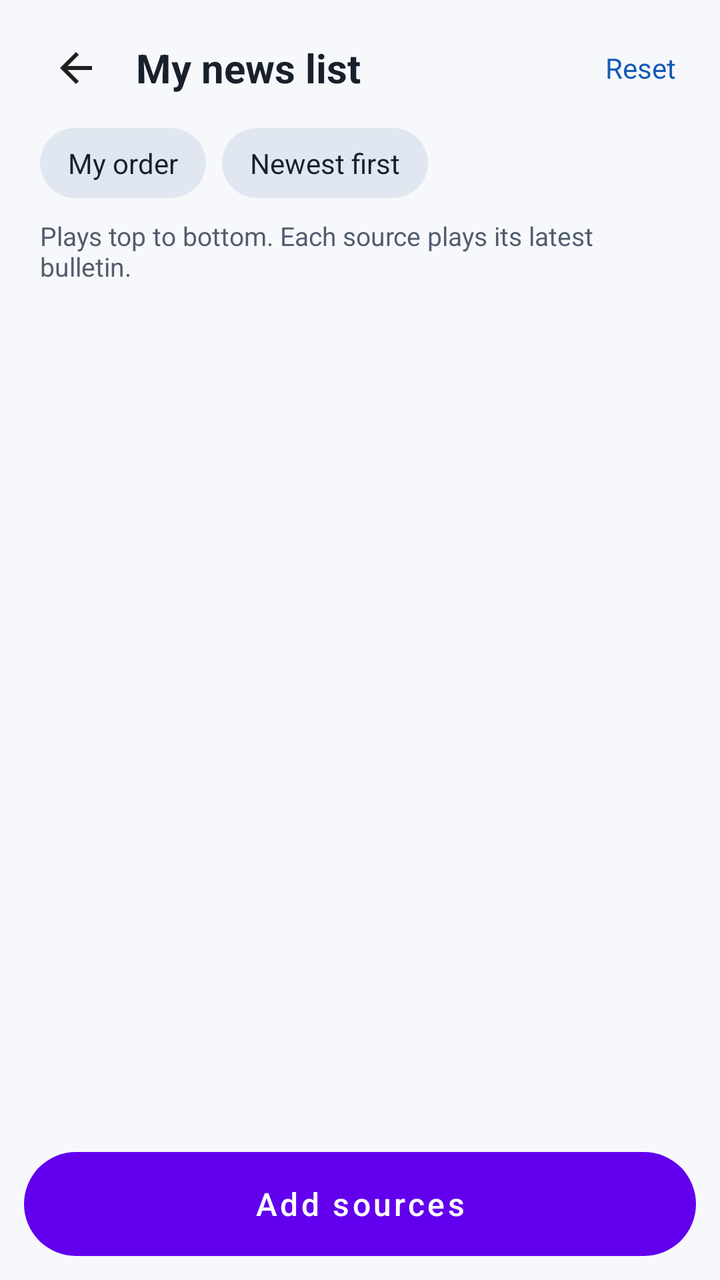
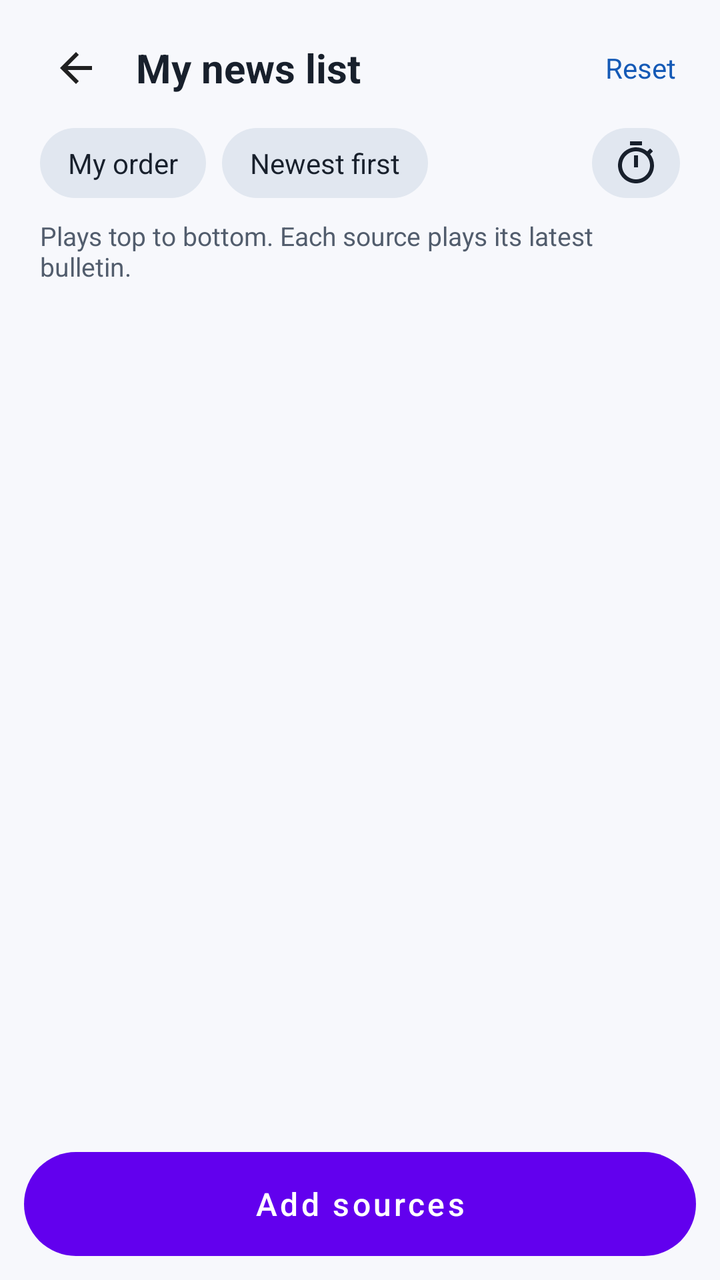

The first picture is an Android layout as it rendered before a commit; the second is the same layout after the commit. The layout source and the unified diff follow.
<!-- AndroidManifest.xml: fallback theme Theme.MaterialComponents.DayNight.NoActionBar -->
<!-- res/layout/activity_edit.xml -->
<?xml version="1.0" encoding="utf-8"?>
<FrameLayout xmlns:android="http://schemas.android.com/apk/res/android"
    android:layout_width="match_parent"
    android:layout_height="match_parent"
    android:background="@color/background"
    android:fitsSystemWindows="true">

<LinearLayout
    android:layout_width="match_parent"
    android:layout_height="match_parent"
    android:orientation="vertical"
    android:paddingLeft="12dp"
    android:paddingRight="12dp"
    android:paddingTop="8dp"
    android:paddingBottom="12dp">

    <LinearLayout
        android:layout_width="match_parent"
        android:layout_height="wrap_content"
        android:gravity="center_vertical"
        android:orientation="horizontal">
        <ImageButton
            android:id="@+id/back"
            style="@style/ControlButton"
            android:src="@drawable/ic_back"
            android:contentDescription="@string/back" />
        <TextView
            android:layout_width="0dp"
            android:layout_height="wrap_content"
            android:layout_weight="1"
            android:layout_marginLeft="4dp"
            android:textColor="@color/primary"
            android:textSize="20sp"
            android:textStyle="bold"
            android:text="@string/my_list" />
        <TextView
            android:id="@+id/reset"
            android:layout_width="wrap_content"
            android:layout_height="wrap_content"
            android:background="?android:attr/selectableItemBackground"
            android:padding="10dp"
            android:textColor="@color/accent"
            android:textSize="14sp"
            android:text="@string/reset" />
    </LinearLayout>

    <LinearLayout
        android:layout_width="match_parent"
        android:layout_height="wrap_content"
        android:orientation="horizontal"
        android:paddingLeft="8dp"
        android:paddingRight="8dp"
        android:paddingTop="4dp"
        android:paddingBottom="10dp">
        <TextView
            android:id="@+id/order_mine"
            style="@style/OrderChip"
            android:text="@string/order_mine" />
        <TextView
            android:id="@+id/order_newest"
            style="@style/OrderChip"
            android:layout_marginLeft="8dp"
            android:text="@string/order_newest" />
    </LinearLayout>

    <TextView
        android:id="@+id/hint"
        android:layout_width="match_parent"
        android:layout_height="wrap_content"
        android:paddingLeft="8dp"
        android:paddingRight="8dp"
        android:paddingBottom="8dp"
        android:textColor="@color/secondary"
        android:textSize="13sp"
        android:text="@string/edit_hint" />

    <ListView
        android:id="@+id/list"
        android:layout_width="match_parent"
        android:layout_height="0dp"
        android:layout_weight="1"
        android:divider="@color/surface"
        android:dividerHeight="1dp" />

    <Button
        android:id="@+id/add"
        android:layout_width="match_parent"
        android:layout_height="52dp"
        android:layout_marginTop="12dp"
        android:background="@drawable/bg_add"
        android:stateListAnimator="@null"
        android:textAllCaps="false"
        android:textColor="#FFFFFFFF"
        android:textSize="16sp"
        android:text="@string/add_sources" />
</LinearLayout>
</FrameLayout>
<!-- resources referenced by this layout -->
<resources>
  <color name="accent">#155AB6</color>
  <color name="background">#F7F8FC</color>
  <color name="primary">#18202C</color>
  <color name="secondary">#525D6D</color>
  <color name="surface">#E1E7F0</color>
  <!-- drawable bg_add (drawable) -->
  <?xml version="1.0" encoding="utf-8"?>
  <ripple xmlns:android="http://schemas.android.com/apk/res/android" android:color="#40FFFFFF">
      <item>
          <shape android:shape="rectangle">
              <corners android:radius="26dp" />
              <solid android:color="#FF1A73E8" />
          </shape>
      </item>
  </ripple>
  <!-- drawable ic_back (drawable) -->
  <?xml version="1.0" encoding="utf-8"?>
  <vector xmlns:android="http://schemas.android.com/apk/res/android"
      android:width="24dp" android:height="24dp"
      android:viewportWidth="24" android:viewportHeight="24">
      <path android:fillColor="?android:attr/textColorPrimary" android:pathData="M20,11H7.83l5.59,-5.59L12,4l-8,8 8,8 1.41,-1.41L7.83,13H20v-2z" />
  </vector>
  <string name="add_sources">"Add sources"</string>
  <string name="back">"Back"</string>
  <string name="edit_hint">"Plays top to bottom. Each source plays its latest bulletin."</string>
  <string name="my_list">"My news list"</string>
  <string name="order_mine">"My order"</string>
  <string name="order_newest">"Newest first"</string>
  <string name="reset">"Reset"</string>
  <style name="ControlButton">
          <item name="android:layout_width">52dp</item>
          <item name="android:layout_height">52dp</item>
          <item name="android:padding">12dp</item>
          <item name="android:scaleType">centerInside</item>
          <item name="android:background">?android:attr/selectableItemBackgroundBorderless</item>
      </style>
  <style name="OrderChip">
          <item name="android:layout_width">wrap_content</item>
          <item name="android:layout_height">wrap_content</item>
          <item name="android:background">@drawable/bg_toggle</item>
          <item name="android:paddingLeft">14dp</item>
          <item name="android:paddingRight">14dp</item>
          <item name="android:paddingTop">8dp</item>
          <item name="android:paddingBottom">8dp</item>
          <item name="android:textColor">@color/chip_text</item>
          <item name="android:textSize">14sp</item>
      </style>
  <!-- drawable bg_toggle (drawable) -->
  <?xml version="1.0" encoding="utf-8"?>
  <ripple xmlns:android="http://schemas.android.com/apk/res/android" android:color="#40FFFFFF">
      <item>
          <selector>
              <item android:state_selected="true">
                  <shape android:shape="rectangle">
                      <corners android:radius="18dp" />
                      <solid android:color="#FF1A73E8" />
                  </shape>
              </item>
              <item>
                  <shape android:shape="rectangle">
                      <corners android:radius="18dp" />
                      <solid android:color="@color/surface" />
                  </shape>
              </item>
          </selector>
      </item>
  </ripple>
</resources>

<!-- the commit's change to res/layout/activity_edit.xml (unified diff, before → after) -->
@@ -52,15 +52,34 @@
         android:paddingRight="8dp"
         android:paddingTop="4dp"
         android:paddingBottom="10dp">
-        <TextView
-            android:id="@+id/order_mine"
-            style="@style/OrderChip"
-            android:text="@string/order_mine" />
-        <TextView
-            android:id="@+id/order_newest"
-            style="@style/OrderChip"
+        
+        <LinearLayout
+            android:layout_width="0dp"
+            android:layout_height="wrap_content"
+            android:layout_weight="1"
+            android:orientation="horizontal">
+            <TextView
+                android:id="@+id/order_mine"
+                style="@style/OrderChip"
+                android:text="@string/order_mine" />
+            <TextView
+                android:id="@+id/order_newest"
+                style="@style/OrderChip"
+                android:layout_marginLeft="8dp"
+                android:text="@string/order_newest" />
+        </LinearLayout>
+        <ImageView
+            android:id="@+id/length_filter"
+            android:layout_width="44dp"
+            android:layout_height="match_parent"
             android:layout_marginLeft="8dp"
-            android:text="@string/order_newest" />
+            android:background="@drawable/bg_toggle"
+            android:paddingLeft="10dp"
+            android:paddingRight="10dp"
+            android:scaleType="centerInside"
+            android:src="@drawable/ic_length"
+            android:tint="@color/chip_text"
+            android:contentDescription="@string/length_filter" />
     </LinearLayout>
 
     <TextView
<!-- resource entries referenced after the edit -->
@@ -22,9 +22,17 @@
       android:viewportWidth="24" android:viewportHeight="24">
       <path android:fillColor="?android:attr/textColorPrimary" android:pathData="M20,11H7.83l5.59,-5.59L12,4l-8,8 8,8 1.41,-1.41L7.83,13H20v-2z" />
   </vector>
+  <!-- drawable ic_length (drawable) -->
+  <?xml version="1.0" encoding="utf-8"?>
+  <vector xmlns:android="http://schemas.android.com/apk/res/android"
+      android:width="24dp" android:height="24dp"
+      android:viewportWidth="24" android:viewportHeight="24">
+      <path android:fillColor="#FFFFFFFF" android:pathData="M15,1H9v2h6V1zM11,14h2V8h-2v6zM19.03,7.39l1.42,-1.42c-0.43,-0.51 -0.9,-0.99 -1.41,-1.41l-1.42,1.42C16.07,4.74 14.12,4 12,4c-4.97,0 -9,4.03 -9,9s4.02,9 9,9 9,-4.03 9,-9c0,-2.12 -0.74,-4.07 -1.97,-5.61zM12,20c-3.87,0 -7,-3.13 -7,-7s3.13,-7 7,-7 7,3.13 7,7 -3.13,7 -7,7z" />
+  </vector>
   <string name="add_sources">"Add sources"</string>
   <string name="back">"Back"</string>
   <string name="edit_hint">"Plays top to bottom. Each source plays its latest bulletin."</string>
+  <string name="length_filter">"Bulletin length"</string>
   <string name="my_list">"My news list"</string>
   <string name="order_mine">"My order"</string>
   <string name="order_newest">"Newest first"</string>
